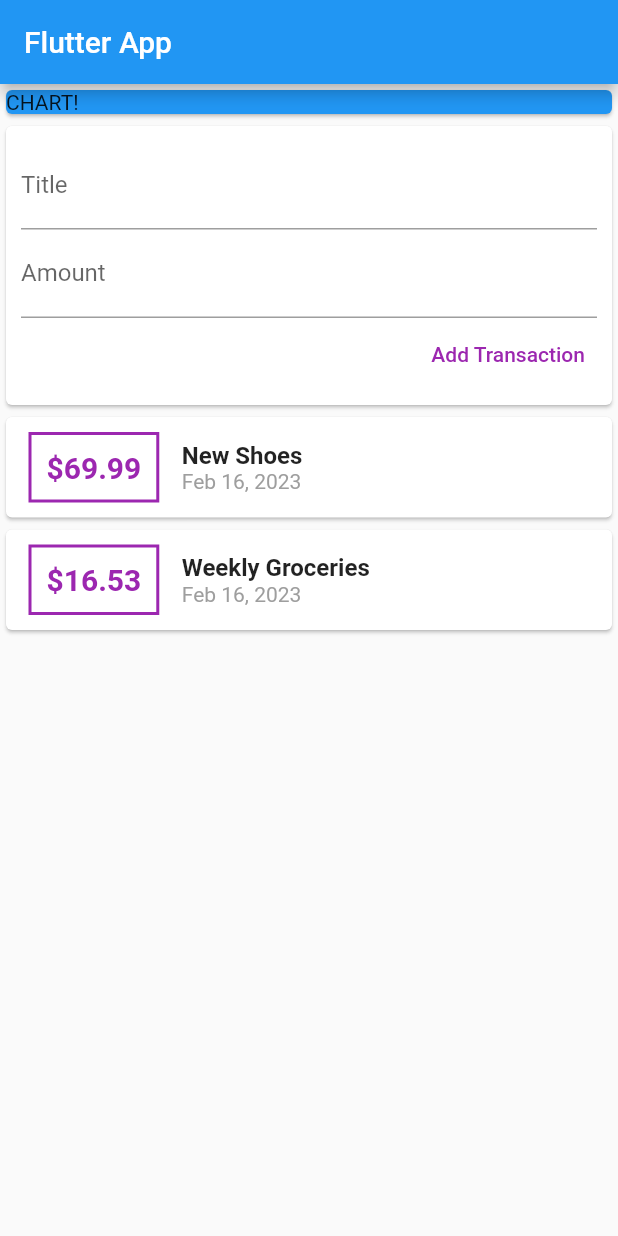
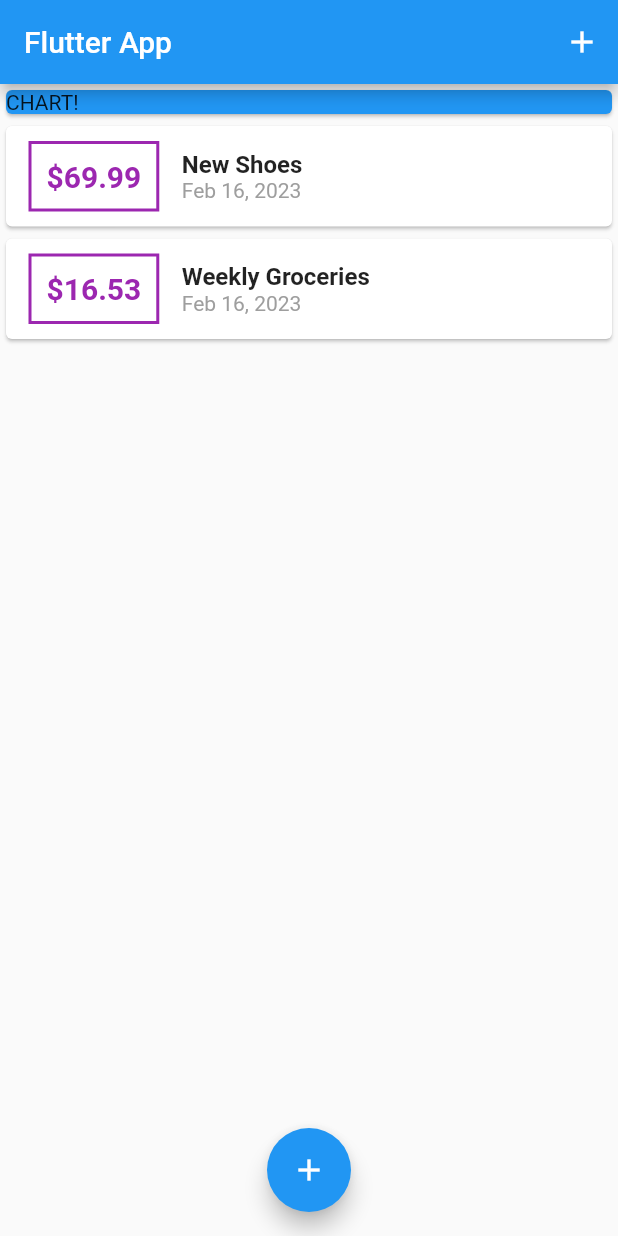
Before and after one commit to KishoreSohanda/ExpensePlanner, a Flutter app: the screen it shows after launch, on a phone screen of 412 x 824 dp. Run offline on Flutter 3.47's test engine with Material 2 defaults, Android fonts, the phone set to English and light mode, and no system bars.

Commit message:
converted MyHomePage to stateful widget and deleted the user transaction , added floating button (with add type of icon) and icon button also in appBar which onPressed showModalBottomSheet which returns NewTransaction Widget

```diff
--- a/lib/main.dart
+++ b/lib/main.dart
@@ -1,6 +1,8 @@
 import 'package:flutter/material.dart';
 
-import './widgets/user_transactions.dart';
+import './widgets/new_transaction.dart';
+import './models/transaction.dart';
+import './widgets/transaction_list.dart';
 
 void main() => runApp(const MyApp());
 
@@ -16,22 +18,61 @@ class MyApp extends StatelessWidget {
   }
 }
 
-class MyHomePage extends StatelessWidget {
-
+class MyHomePage extends StatefulWidget {
   //  late final String titleInput;
   //  late final String amountInput;
 
-
   const MyHomePage({super.key});
 
+  @override
+  State<MyHomePage> createState() => _MyHomePageState();
+}
 
+class _MyHomePageState extends State<MyHomePage> {
+  final List<Transaction> _userTransactions = [
+    Transaction(
+      id: 't1',
+      title: 'New Shoes',
+      amount: 69.99,
+      date: DateTime.now(),
+    ),
+    Transaction(
+      id: 't2',
+      title: 'Weekly Groceries',
+      amount: 16.53,
+      date: DateTime.now(),
+    ),
+  ];
+  void _addNewTransaction(String txTitle, double txAmount) {
+    final newTx = Transaction(
+      id: DateTime.now().toString(),
+      title: txTitle,
+      amount: txAmount,
+      date: DateTime.now(),
+    );
+    setState(() {
+      _userTransactions.add(newTx);
+    });
+  }
 
-
+  void _startAddNewTransaction(BuildContext ctx) {
+    showModalBottomSheet(
+        context: ctx,
+        builder: (_) {
+          return NewTransaction(_addNewTransaction);
+        });
+  }
 
   @override
   Widget build(BuildContext context) {
     return Scaffold(
       appBar: AppBar(
+        actions: [
+          IconButton(
+            icon: const Icon(Icons.add),
+            onPressed: () => _startAddNewTransaction(context),
+          ),
+        ],
         title: const Text('Flutter App'),
       ),
       body: Column(
@@ -45,8 +86,13 @@ class MyHomePage extends StatelessWidget {
               child: Text('CHART!'),
             ),
           ),
-         const UserTransactions(),
+          TransactionList(_userTransactions),
         ],
+      ),
+      floatingActionButtonLocation: FloatingActionButtonLocation.centerFloat,
+      floatingActionButton: FloatingActionButton(
+        child: const Icon(Icons.add),
+        onPressed: () => _startAddNewTransaction(context),
       ),
     );
   }
--- a/lib/widgets/transaction_list.dart
+++ b/lib/widgets/transaction_list.dart
@@ -9,8 +9,10 @@ class TransactionList extends StatelessWidget {
 
   @override
   Widget build(BuildContext context) {
-    return Column(children: [
-            ...transactions.map((tx) {
+    return Container(
+      height: 300,
+      child: ListView.builder(
+        itemBuilder: (ctx,index){
             return Card(
               child: Row(
                 children: [
@@ -25,7 +27,7 @@ class TransactionList extends StatelessWidget {
                           color: Colors.purple,
                           fontSize: 20,
                           fontWeight: FontWeight.bold),
-                        '\$${tx.amount}',
+                      '\$${transactions[index].amount.toStringAsFixed(2)}',
                     ),
                   ),
                   Column(
@@ -34,17 +36,19 @@ class TransactionList extends StatelessWidget {
                       Text(
                           style: const TextStyle(
                               fontWeight: FontWeight.bold, fontSize: 16),
-                            tx.title),
+                          transactions[index].title),
                       Text(
-                            style: const TextStyle(
-                                color: Colors.grey),
-                            DateFormat.yMMMd().format(tx.date)),
+                          style: const TextStyle(color: Colors.grey),
+                          DateFormat.yMMMd().format(transactions[index].date)),
                     ],
                   )
                 ],
               ),
             );
-            }).toList()
-          ]);
+        },
+        itemCount:transactions.length ,
+
+      ),
+    );
   }
 }
--- a/lib/widgets/user_transactions.dart
+++ /dev/null
@@ -1,50 +0,0 @@
-import 'package:flutter/material.dart';
-
-import './transaction_list.dart';
-import './new_transaction.dart';
-import '../models/transaction.dart';
-
-class UserTransactions extends StatefulWidget {
-  const UserTransactions({super.key});
-
-  @override
-  State<UserTransactions> createState() => _UserTransactionsState();
-}
-
-class _UserTransactionsState extends State<UserTransactions> {
-  final List<Transaction> _userTransactions = [
-    Transaction(
-      id: 't1',
-      title: 'New Shoes',
-      amount: 69.99,
-      date: DateTime.now(),
-    ),
-    Transaction(
-      id: 't2',
-      title: 'Weekly Groceries',
-      amount: 16.53,
-      date: DateTime.now(),
-    ),
-  ];
-  void _addNewTransaction(String txTitle, double txAmount) {
-    final newTx = Transaction(
-      id: DateTime.now().toString(),
-      title: txTitle,
-      amount: txAmount,
-      date: DateTime.now(),
-    );
-    setState(() {
-      _userTransactions.add(newTx);
-    });
-  }
-
-  @override
-  Widget build(BuildContext context) {
-    return Column(
-      children: [
-        NewTransaction(_addNewTransaction),
-        TransactionList(_userTransactions),
-      ],
-    );
-  }
-}
```
Also changed, not shown: lib/widgets/new_transaction.dart (+16 -6 lines). Lines whose indentation alone changed are shown as unchanged.
